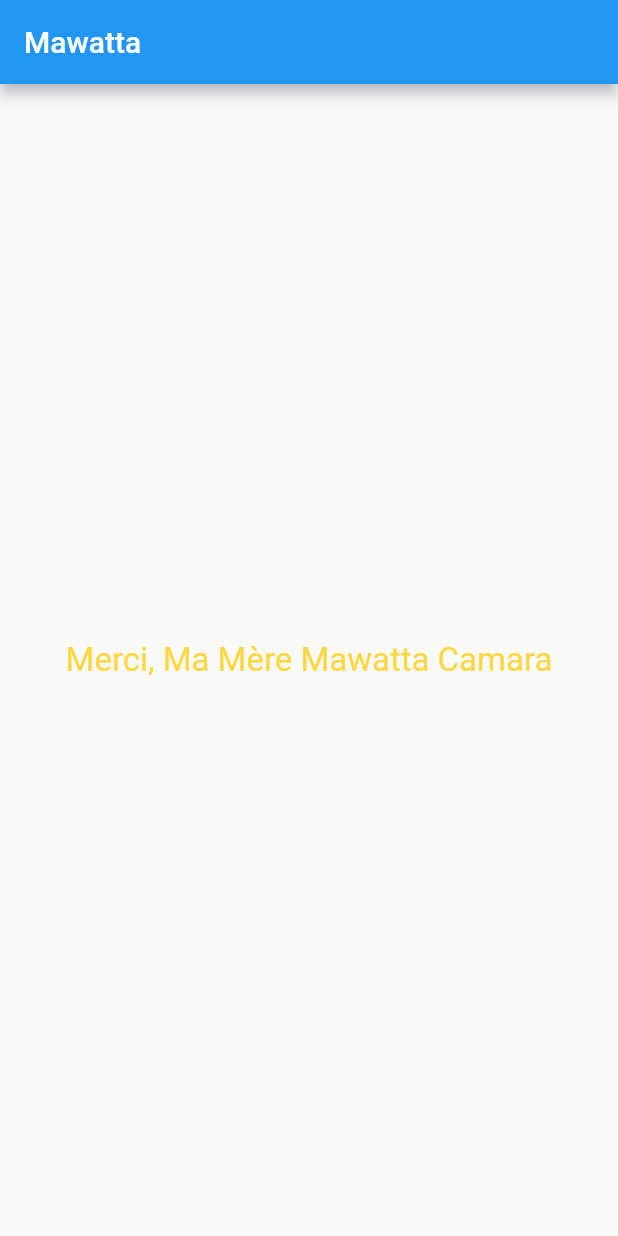
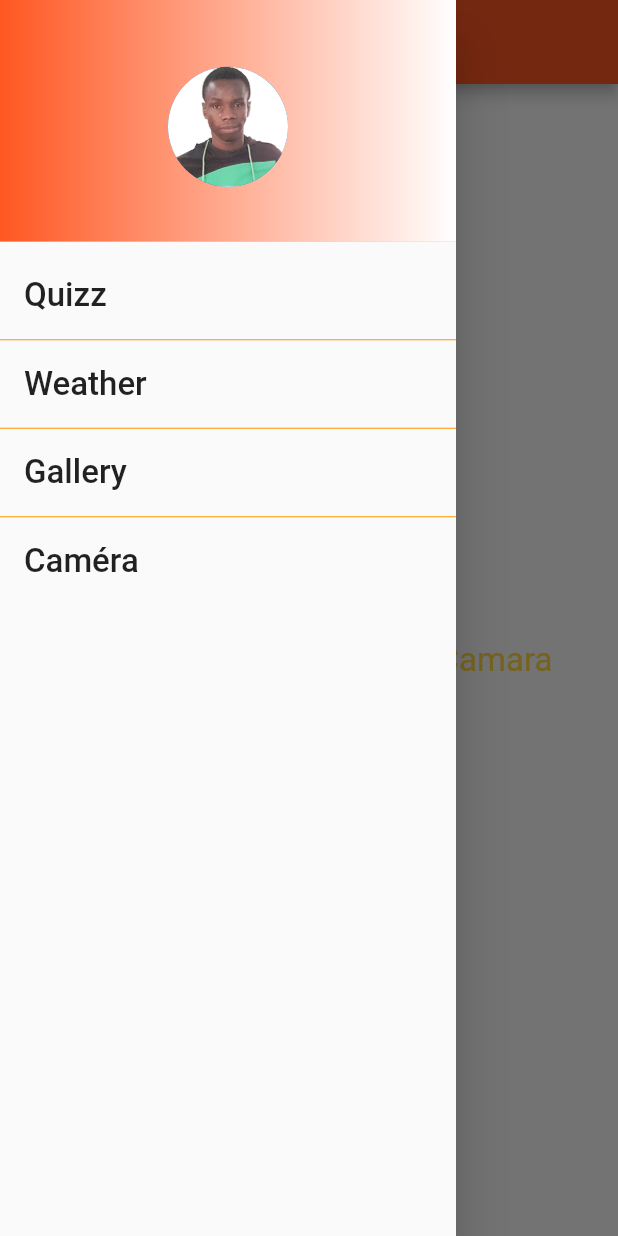
Before and after one commit to camara94/tutoflutter, a Flutter app: the screen it shows after launch, with the side drawer open (before the commit the screen has no drawer), on a phone screen of 412 x 824 dp. Run offline on Flutter 3.47's test engine with Material 2 defaults, Android fonts, the phone set to English and light mode, and no system bars.

Commit message:
Fin des concepts de base de flutter et création de menu Drawer

```diff
--- /dev/null
+++ b/my_first_app_in_flutter/lib/camera.dart
@@ -0,0 +1,13 @@
+import 'package:flutter/material.dart';
+
+class Camera extends StatelessWidget {
+  @override
+  Widget build(BuildContext context) {
+    return Scaffold(
+      appBar: AppBar(title: Text('Caméra')),
+      body: Center(
+        child: Text('Caméra Photo', style: TextStyle(fontSize: 22)),
+      ),
+    );
+  }
+}
--- /dev/null
+++ b/my_first_app_in_flutter/lib/gallery.dart
@@ -0,0 +1,13 @@
+import 'package:flutter/material.dart';
+
+class Gallery extends StatelessWidget {
+  @override
+  Widget build(BuildContext context) {
+    return Scaffold(
+      appBar: AppBar(title: Text('Gallery')),
+      body: Center(
+        child: Text('Gallery Photo', style: TextStyle(fontSize: 22)),
+      ),
+    );
+  }
+}
--- a/my_first_app_in_flutter/lib/main.dart
+++ b/my_first_app_in_flutter/lib/main.dart
@@ -1,4 +1,6 @@
 import 'package:flutter/material.dart';
+import './quizz.dart';
+import 'menu.dart';
 
 void main() => runApp(MaterialApp(home:MyApp()));
 
@@ -6,7 +8,8 @@ class MyApp extends StatelessWidget {
   @override
   Widget build(BuildContext context) {
     return Scaffold(
-      appBar: AppBar(title: Text('Mawatta')),
+      drawer: Menu(),
+      appBar: AppBar(title: Text('Mawatta'), backgroundColor: Colors.deepOrange),
       body: Center(
         child: Text('Merci, Ma Mère Mawatta Camara', style: TextStyle(fontSize: 22, color:Colors.amberAccent))
       ),
--- /dev/null
+++ b/my_first_app_in_flutter/lib/menu.dart
@@ -0,0 +1,68 @@
+import 'package:flutter/material.dart';
+import './camera.dart';
+import './gallery.dart';
+import './Weather.dart';
+import './quizz.dart';
+
+class Menu extends StatelessWidget {
+  @override
+  Widget build(BuildContext context) {
+    return Drawer(
+      child: ListView(
+        children: <Widget>[
+          DrawerHeader(
+            decoration: BoxDecoration(
+                gradient: LinearGradient(colors: [Colors.deepOrange, Colors.white])
+            ),
+            child: Center(
+              child: CircleAvatar(
+                radius: 40,
+                backgroundImage: AssetImage('images/profile.png'),
+              ),
+            ),
+          ),
+          ListTile(
+            title: Text('Quizz', style: TextStyle(fontSize: 22)),
+            onTap: (){
+              Navigator.of(context).pop();
+              Navigator.push(context, MaterialPageRoute(builder:(context)=>Quizz()));
+            },
+          ),
+          Divider(
+            height: 3,
+            color: Colors.orange,
+          ),
+          ListTile(
+            title: Text('Weather', style: TextStyle(fontSize: 22)),
+            onTap: (){
+              Navigator.of(context).pop();
+              Navigator.push(context, MaterialPageRoute(builder: (context)=>Weather()));
+            },
+          ),
+          Divider(
+            height: 3,
+            color: Colors.orange,
+          ),
+          ListTile(
+            title: Text('Gallery', style: TextStyle(fontSize: 22)),
+            onTap: (){
+              Navigator.of(context).pop();
+              Navigator.push(context, MaterialPageRoute(builder: (context)=>Gallery()));
+            },
+          ),
+          Divider(
+            height: 3,
+            color: Colors.orange,
+          ),
+          ListTile(
+            title: Text('Caméra', style: TextStyle(fontSize: 22)),
+            onTap: (){
+              Navigator.of(context).pop();
+              Navigator.push(context, MaterialPageRoute(builder: (context)=>Camera()));
+            },
+          )
+        ],
+      ),
+    );
+  }
+}
--- /dev/null
+++ b/my_first_app_in_flutter/lib/quizz.dart
@@ -0,0 +1,13 @@
+import 'package:flutter/material.dart';
+
+class Quizz extends StatelessWidget {
+  @override
+  Widget build(BuildContext context) {
+    return Container(
+      child: Scaffold(
+        appBar: AppBar(title: Text('Quizz')),
+        body: Center(child: Text('Quizz', style: TextStyle(fontSize: 25))),
+      ),
+    );
+  }
+}
--- /dev/null
+++ b/my_first_app_in_flutter/lib/weather.dart
@@ -0,0 +1,13 @@
+import 'package:flutter/material.dart';
+
+class Weather extends StatelessWidget {
+  @override
+  Widget build(BuildContext context) {
+    return Scaffold(
+      appBar: AppBar(title: Text('Weather')),
+      body: Center(
+        child: Text('Weather Under Ground', style: TextStyle(fontSize: 22)),
+      ),
+    );
+  }
+}
--- a/my_first_app_in_flutter/pubspec.yaml
+++ b/my_first_app_in_flutter/pubspec.yaml
@@ -41,8 +41,8 @@ flutter:
   uses-material-design: true
 
   # To add assets to your application, add an assets section, like this:
-  # assets:
-  #  - images/a_dot_burr.jpeg
+  assets:
+     - images/profile.png
   #  - images/a_dot_ham.jpeg
 
   # An image asset can refer to one or more resolution-specific "variants", see
```
Also changed, not shown: my_first_app_in_flutter/images/profile.png (added).
